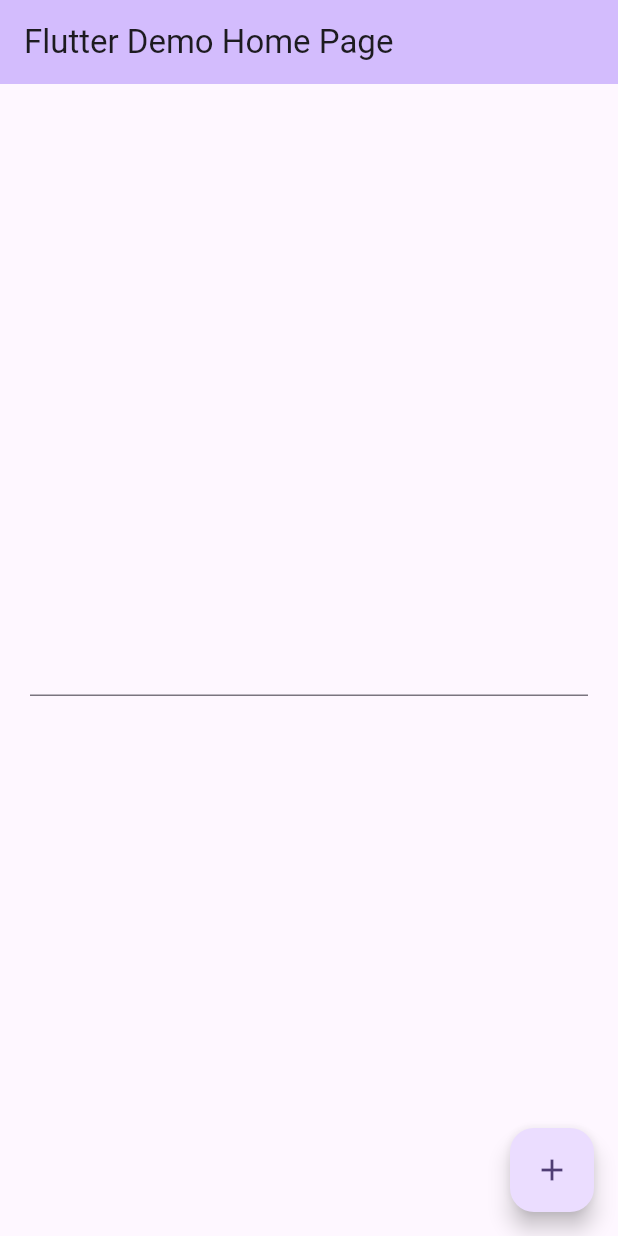
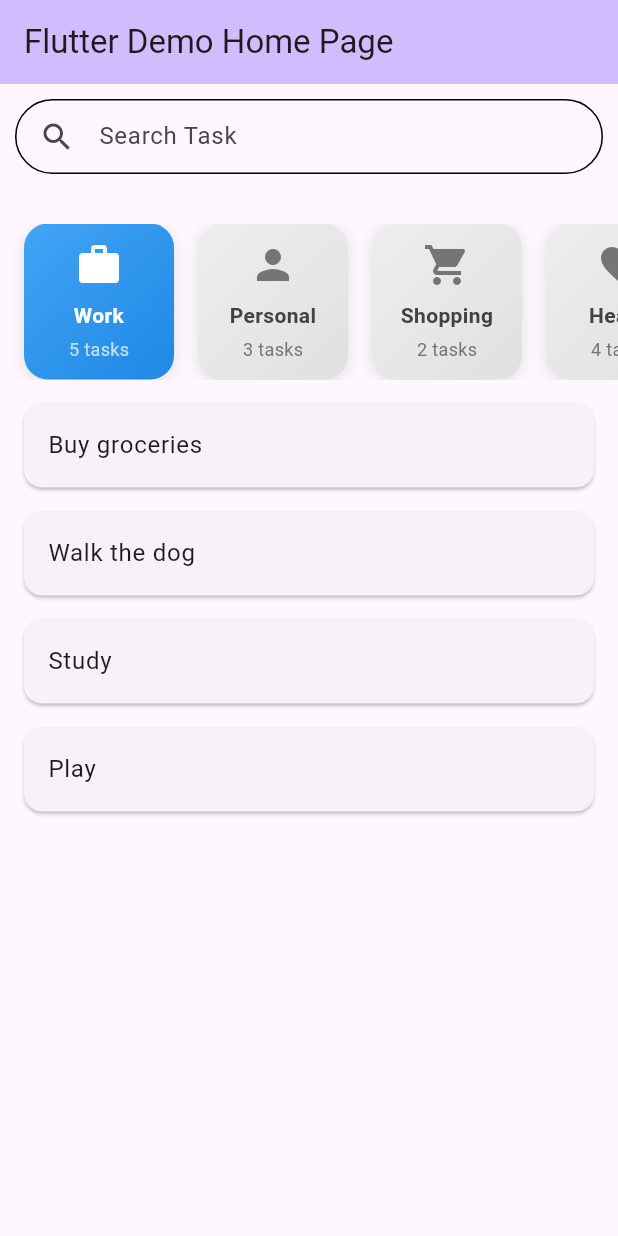
Before and after one commit to moablex/do_it, a Flutter app: the screen it shows after launch, on a phone screen of 412 x 824 dp. Run offline on Flutter 3.47's test engine with Material 3 defaults, Android fonts, the phone set to English and light mode, and no system bars.

Commit message:
Feat:Added Task Categories and Task List

```diff
--- a/lib/features/todo/presentation/screens/home_screen.dart
+++ b/lib/features/todo/presentation/screens/home_screen.dart
@@ -1,14 +1,40 @@
+import 'package:do_it/features/todo/presentation/widgets/task_list.dart';
 import 'package:flutter/material.dart';
 import '../widgets/search_task.dart';
+import '../widgets/Task_categories.dart';
 
 class HomeScreen extends StatelessWidget {
   const HomeScreen({super.key});
 
   @override
   Widget build(BuildContext context) {
-    return const Column(
-      mainAxisAlignment: MainAxisAlignment.center,
-      children: [SearchTask()],
+    return Column(
+      mainAxisAlignment: MainAxisAlignment.start,
+      children: [
+        SearchTask(),
+        SizedBox(height: 15),
+        TaskCategoryScroll(
+          categories: [
+            TaskCategory(
+              name: 'Work',
+              icon: Icons.work,
+              taskCount: 5,
+              isSelected: true,
+            ),
+            TaskCategory(name: 'Personal', icon: Icons.person, taskCount: 3),
+            TaskCategory(
+              name: 'Shopping',
+              icon: Icons.shopping_cart,
+              taskCount: 2,
+            ),
+            TaskCategory(name: 'Health', icon: Icons.favorite, taskCount: 4),
+          ],
+          onCategorySelected: (category) {
+            print('Selected category: $category');
+          },
+        ),
+        TaskList(),
+      ],
     );
   }
 }
--- /dev/null
+++ b/lib/features/todo/presentation/widgets/Task_categories.dart
@@ -0,0 +1,117 @@
+import 'package:flutter/material.dart';
+
+class TaskCategoryScroll extends StatelessWidget {
+  final List<TaskCategory> categories;
+  final Function(String) onCategorySelected;
+
+  const TaskCategoryScroll({
+    Key? key,
+    required this.categories,
+    required this.onCategorySelected,
+  }) : super(key: key);
+
+  @override
+  Widget build(BuildContext context) {
+    return Container(
+      height: 120,
+      padding: const EdgeInsets.symmetric(vertical: 8.0),
+      child: ListView.builder(
+        scrollDirection: Axis.horizontal,
+        itemCount: categories.length,
+        itemBuilder: (context, index) {
+          final category = categories[index];
+          return Padding(
+            padding: EdgeInsets.only(
+              left: index == 0 ? 16.0 : 8.0,
+              right: index == categories.length - 1 ? 16.0 : 8.0,
+            ),
+            child: CategoryCard(
+              category: category,
+              onTap: () => onCategorySelected(category.name),
+            ),
+          );
+        },
+      ),
+    );
+  }
+}
+
+class CategoryCard extends StatelessWidget {
+  final TaskCategory category;
+  final VoidCallback onTap;
+
+  const CategoryCard({Key? key, required this.category, required this.onTap})
+    : super(key: key);
+
+  @override
+  Widget build(BuildContext context) {
+    return GestureDetector(
+      onTap: onTap,
+      child: Container(
+        width: 100,
+        decoration: BoxDecoration(
+          gradient: LinearGradient(
+            colors:
+                category.isSelected
+                    ? [Colors.blue.shade400, Colors.blue.shade600]
+                    : [Colors.grey.shade200, Colors.grey.shade300],
+            begin: Alignment.topLeft,
+            end: Alignment.bottomRight,
+          ),
+          borderRadius: BorderRadius.circular(16),
+          boxShadow: [
+            BoxShadow(
+              color: Colors.black.withOpacity(0.1),
+              blurRadius: 8,
+              offset: const Offset(0, 2),
+            ),
+          ],
+        ),
+        child: Column(
+          mainAxisAlignment: MainAxisAlignment.center,
+          children: [
+            Icon(
+              category.icon,
+              size: 32,
+              color: category.isSelected ? Colors.white : Colors.grey.shade600,
+            ),
+            const SizedBox(height: 8),
+            Text(
+              category.name,
+              style: TextStyle(
+                fontSize: 14,
+                fontWeight: FontWeight.w600,
+                color:
+                    category.isSelected ? Colors.white : Colors.grey.shade800,
+              ),
+              textAlign: TextAlign.center,
+            ),
+            const SizedBox(height: 4),
+            Text(
+              '${category.taskCount} tasks',
+              style: TextStyle(
+                fontSize: 12,
+                color:
+                    category.isSelected ? Colors.white70 : Colors.grey.shade600,
+              ),
+            ),
+          ],
+        ),
+      ),
+    );
+  }
+}
+
+class TaskCategory {
+  final String name;
+  final IconData icon;
+  final int taskCount;
+  final bool isSelected;
+
+  TaskCategory({
+    required this.name,
+    required this.icon,
+    required this.taskCount,
+    this.isSelected = false,
+  });
+}
--- a/lib/features/todo/presentation/widgets/search_task.dart
+++ b/lib/features/todo/presentation/widgets/search_task.dart
@@ -6,12 +6,19 @@ class SearchTask extends StatelessWidget {
   @override
   Widget build(BuildContext context) {
     return Container(
-      padding: const EdgeInsets.symmetric(horizontal: 20),
+      margin: EdgeInsets.symmetric(horizontal: 10, vertical: 10),
+      padding: const EdgeInsets.symmetric(horizontal: 15, vertical: 0),
       decoration: BoxDecoration(
-        color: Theme.of(context).colorScheme.surface,
-        borderRadius: BorderRadius.circular(10),
+        borderRadius: BorderRadius.circular(25),
+        border: Border.all(width: 1),
       ),
-      child: TextField(),
+      child: TextField(
+        decoration: InputDecoration(
+          icon: Icon(Icons.search),
+          hintText: 'Search Task',
+          border: InputBorder.none,
+        ),
+      ),
     );
   }
 }
--- /dev/null
+++ b/lib/features/todo/presentation/widgets/task_list.dart
@@ -0,0 +1,57 @@
+import 'package:flutter/material.dart';
+
+class TaskList extends StatefulWidget {
+  const TaskList({super.key});
+
+  @override
+  State<TaskList> createState() => _TaskListState();
+}
+
+class _TaskListState extends State<TaskList> {
+  List<Task> _tasks = [];
+  @override
+  void initState() {
+    super.initState();
+
+    _tasks = [
+      Task(id: '1', title: 'Buy groceries', isCompleted: false),
+      Task(id: '2', title: 'Walk the dog', isCompleted: true),
+      Task(id: '3', title: 'Study', isCompleted: true),
+      Task(id: '4', title: 'Play', isCompleted: true),
+    ];
+  }
+
+  @override
+  Widget build(BuildContext context) {
+    return Expanded(
+      child: ListView.builder(
+        itemBuilder: (context, index) {
+          final task = _tasks[index];
+          return TaskTile(task: task);
+        },
+        itemCount: _tasks.length,
+      ),
+    );
+  }
+}
+
+class Task {
+  final String id;
+  String title;
+  bool isCompleted;
+
+  Task({required this.id, required this.title, this.isCompleted = false});
+}
+
+class TaskTile extends StatelessWidget {
+  final Task task;
+  const TaskTile({super.key, required this.task});
+
+  @override
+  Widget build(BuildContext context) {
+    return Card(
+      margin: EdgeInsets.symmetric(horizontal: 16.0, vertical: 8.0),
+      child: ListTile(title: Text(this.task.title)),
+    );
+  }
+}
--- a/lib/main.dart
+++ b/lib/main.dart
@@ -39,17 +39,8 @@ class _MyHomePageState extends State<MyHomePage> {
 
         title: Text(widget.title),
       ),
-      body: Center(
-        child: Column(
-          mainAxisAlignment: MainAxisAlignment.center,
-          children: <Widget>[const HomeScreen()],
-        ),
-      ),
-      floatingActionButton: FloatingActionButton(
-        onPressed: () {},
-        tooltip: 'Increment',
-        child: const Icon(Icons.add),
-      ), // This trailing comma makes auto-formatting nicer for build methods.
+      body: Center(child: const HomeScreen()),
+      // This trailing comma makes auto-formatting nicer for build methods.
     );
   }
 }
```
